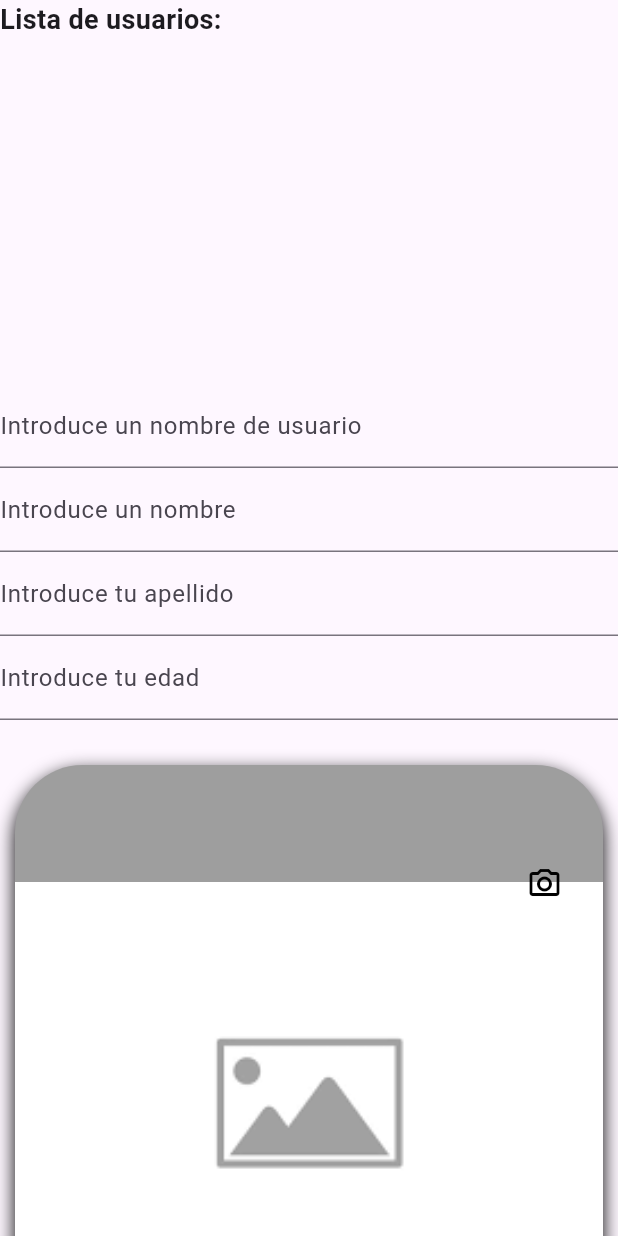
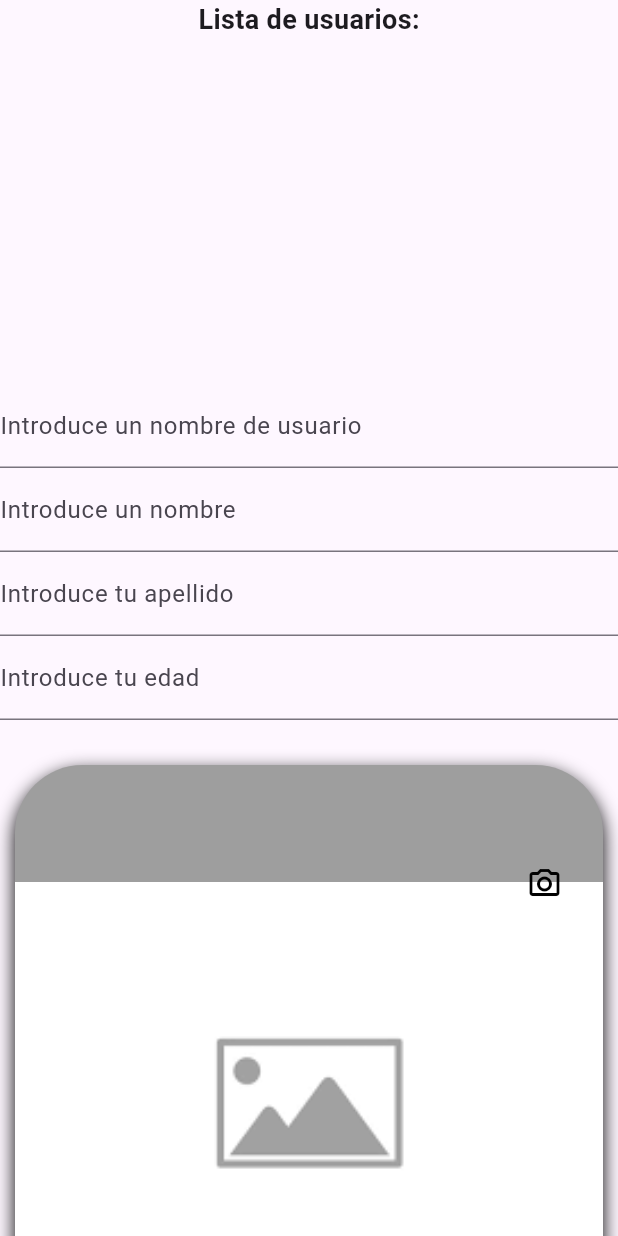
Before and after one commit to saulmantecon/aplicacionpadel, a Flutter app: the ModificarUsuario widget shown alone on an empty page, opened directly, on a phone screen of 412 x 824 dp. Run offline on Flutter 3.47's test engine with Material 3 defaults, Android fonts, the phone set to English and light mode, and no system bars; our stand-ins replace image_picker, sqflite_common_ffi; missing offline and left inert: dart:ffi; accounts and stored records are empty.

```diff
--- a/lib/CRUD/ModificarUsuario.dart
+++ b/lib/CRUD/ModificarUsuario.dart
@@ -79,7 +79,6 @@ class _ModificarUsuarioState extends State<ModificarUsuario> {
     return Form(
         key: _formKey,
         child: Column(
-          crossAxisAlignment: CrossAxisAlignment.start,
           children: [
             const Text(
               "Lista de usuarios:",
--- a/lib/main.dart
+++ b/lib/main.dart
@@ -2,9 +2,6 @@ import 'package:flutter/material.dart';
 import 'model/Game.dart';
 import 'model/Home.dart';
 import 'model/Settings.dart';
-import 'package:sqflite_common_ffi/sqflite_ffi.dart';
-import 'package:sqflite_common_ffi/windows/sqflite_ffi_setup.dart';
-import 'package:path/path.dart';
 
 
 void main() async{
--- a/pubspec.yaml
+++ b/pubspec.yaml
@@ -4,7 +4,7 @@ publish_to: 'none'
 version: 0.1.0
 
 environment:
-  sdk: ^3.5.4
+  sdk: ^3.5.3
 
 dependencies:
   flutter:
@@ -24,6 +24,4 @@ dev_dependencies:
 flutter:
   uses-material-design: true
   assets:
-    - assets/
     - assets/images/
-    - assets/images/placeholder.png
```
Also changed, not shown: lib/CRUD/CrearUsuario.dart (+9 -5 lines), pubspec.lock, 1 other file.
